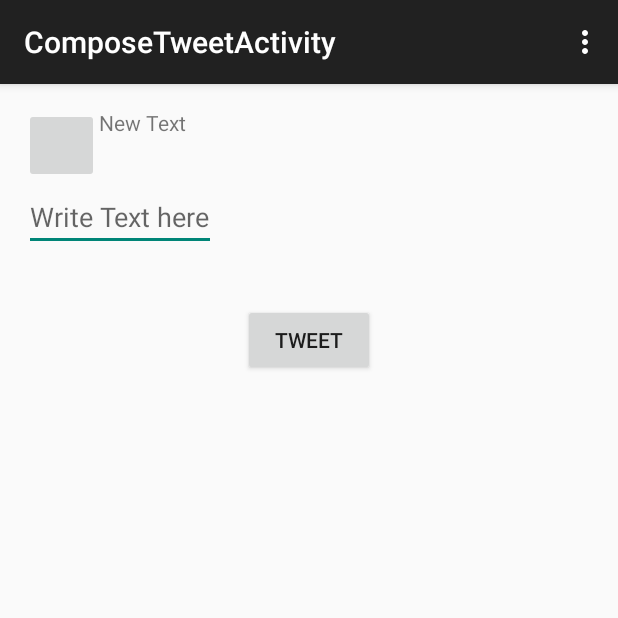
After one commit to pmaipady/TwitterPlusFragments, an Android app: the ComposeTweetActivity screen opened directly, with no data from a screen before it, on a phone screen of 412 x 824 dp, the top half of it. The commit adds this screen. Run offline under Robolectric (Android 15) with nearby library versions, the phone set to English and light mode, and no system bars; our stand-ins replace Picasso; pictures from the network do not load; 2 statements that could not run were skipped.

Commit message:
Version V1

```diff
--- a/app/src/main/AndroidManifest.xml
+++ b/app/src/main/AndroidManifest.xml
@@ -50,6 +50,10 @@
             android:name=".TimelineActivity"
             android:label="@string/title_activity_timeline" >
         </activity>
+        <activity
+            android:name=".ComposeTweetActivity"
+            android:label="@string/title_activity_compose_tweet" >
+        </activity>
     </application>
 
 </manifest>
--- /dev/null
+++ b/app/src/main/java/com/codepath/apps/mysimpletweets/ComposeTweetActivity.java
@@ -0,0 +1,70 @@
+package com.codepath.apps.mysimpletweets;
+
+import android.content.Intent;
+import android.support.v7.app.ActionBarActivity;
+import android.os.Bundle;
+import android.view.Menu;
+import android.view.MenuItem;
+import android.view.View;
+import android.widget.EditText;
+import android.widget.ImageView;
+import android.widget.TextView;
+
+import com.codepath.apps.mysimpletweets.R;
+import com.codepath.apps.mysimpletweets.models.User;
+import com.squareup.picasso.Picasso;
+
+public class ComposeTweetActivity extends ActionBarActivity {
+
+    public EditText etCompose;
+    private User user;
+    @Override
+    protected void onCreate(Bundle savedInstanceState) {
+        super.onCreate(savedInstanceState);
+        setContentView(R.layout.activity_compose_tweet);
+
+        Intent intent = getIntent();
+        user = (User) intent.getSerializableExtra(TimelineActivity.KEY_FOR_EXTRA_USER);
+
+        ImageView ivComposeProfile = (ImageView) findViewById(R.id.ivComposeProfile);
+        TextView tvComposeUser = (TextView) findViewById(R.id.tvComposeUser);
+
+        etCompose = (EditText) findViewById(R.id.etCompose);
+
+
+
+        Picasso.with(this).load(user.getProfileImageUrl()).into(ivComposeProfile);
+        tvComposeUser.setText(user.getScreenName());
+
+    }
+
+    public void onTweet(View v) {
+        Intent i = new Intent();
+       String str = etCompose.getText().toString();
+        i.putExtra("message", str);
+        setResult(0, i);
+        finish();
+    }
+
+    @Override
+    public boolean onCreateOptionsMenu(Menu menu) {
+        // Inflate the menu; this adds items to the action bar if it is present.
+        getMenuInflater().inflate(R.menu.menu_compose_tweet, menu);
+        return true;
+    }
+
+    @Override
+    public boolean onOptionsItemSelected(MenuItem item) {
+        // Handle action bar item clicks here. The action bar will
+        // automatically handle clicks on the Home/Up button, so long
+        // as you specify a parent activity in AndroidManifest.xml.
+        int id = item.getItemId();
+
+        //noinspection SimplifiableIfStatement
+        if (id == R.id.action_settings) {
+            return true;
+        }
+
+        return super.onOptionsItemSelected(item);
+    }
+}
--- a/app/src/main/java/com/codepath/apps/mysimpletweets/models/User.java
+++ b/app/src/main/java/com/codepath/apps/mysimpletweets/models/User.java
@@ -3,10 +3,12 @@ package com.codepath.apps.mysimpletweets.models;
 import org.json.JSONException;
 import org.json.JSONObject;
 
+import java.io.Serializable;
+
 /**
  * Created by Prit on 2/19/2015.
  */
-public class User {
+public class User implements Serializable {
     private String name;
     private long uid;
     private String screenName;
--- /dev/null
+++ b/app/src/main/res/layout/activity_compose_tweet.xml
@@ -0,0 +1,44 @@
+<RelativeLayout xmlns:android="http://schemas.android.com/apk/res/android"
+    xmlns:tools="http://schemas.android.com/tools" android:layout_width="match_parent"
+    android:layout_height="match_parent" android:paddingLeft="@dimen/activity_horizontal_margin"
+    android:paddingRight="@dimen/activity_horizontal_margin"
+    android:paddingTop="@dimen/activity_vertical_margin"
+    android:paddingBottom="@dimen/activity_vertical_margin"
+    tools:context="com.codepath.apps.mysimpletweets.ComposeTweetActivity">
+
+    <ImageButton
+        android:layout_width="50dp"
+        android:layout_height="50dp"
+        android:id="@+id/ivComposeProfile"
+        android:layout_alignParentTop="true"
+        android:layout_alignParentLeft="true"
+        android:layout_alignParentStart="true" />
+
+    <TextView
+        android:layout_width="wrap_content"
+        android:layout_height="wrap_content"
+        android:text="New Text"
+        android:id="@+id/tvComposeUser"
+        android:layout_alignParentTop="true"
+        android:layout_toRightOf="@+id/ivComposeProfile"
+        android:layout_toEndOf="@+id/ivComposeProfile" />
+
+    <EditText
+        android:layout_width="wrap_content"
+        android:layout_height="wrap_content"
+        android:id="@+id/etCompose"
+        android:hint="Write Text here"
+        android:layout_below="@+id/ivComposeProfile"
+        android:layout_alignParentLeft="true"
+        android:layout_alignParentStart="true" />
+
+    <Button
+        android:layout_width="wrap_content"
+        android:layout_height="wrap_content"
+        android:text="Tweet"
+        android:id="@+id/bnTweet"
+        android:layout_below="@+id/etCompose"
+        android:layout_centerHorizontal="true"
+        android:layout_marginTop="35dp"
+        android:onClick="onTweet" />
+</RelativeLayout>
--- /dev/null
+++ b/app/src/main/res/menu/menu_compose_tweet.xml
@@ -0,0 +1,7 @@
+<menu xmlns:android="http://schemas.android.com/apk/res/android"
+    xmlns:app="http://schemas.android.com/apk/res-auto"
+    xmlns:tools="http://schemas.android.com/tools"
+    tools:context="com.codepath.apps.mysimpletweets.ComposeTweetActivity">
+    <item android:id="@+id/action_settings" android:title="@string/action_settings"
+        android:orderInCategory="100" app:showAsAction="never" />
+</menu>
--- a/app/src/main/res/menu/menu_timeline.xml
+++ b/app/src/main/res/menu/menu_timeline.xml
@@ -2,6 +2,6 @@
     xmlns:app="http://schemas.android.com/apk/res-auto"
     xmlns:tools="http://schemas.android.com/tools"
     tools:context="com.codepath.apps.mysimpletweets.TimelineActivity">
-    <item android:id="@+id/action_settings" android:title="@string/action_settings"
-        android:orderInCategory="100" app:showAsAction="never" />
+    <item android:id="@+id/action_compose" android:title="@string/action_compose"
+         />
 </menu>
--- a/app/src/main/res/values/strings.xml
+++ b/app/src/main/res/values/strings.xml
@@ -6,5 +6,7 @@
     <string name="title_activity_timeline">TimelineActivity</string>
     <string name="hello_world">Hello world!</string>
     <string name="action_settings">Settings</string>
+    <string name="action_compose">Compose</string>
+    <string name="title_activity_compose_tweet">ComposeTweetActivity</string>
 
 </resources>
```
Also changed, not shown: app/src/main/java/com/codepath/apps/mysimpletweets/TimelineActivity.java (+53 -1 lines), app/src/main/java/com/codepath/apps/mysimpletweets/TwitterClient.java (+11 -0 lines).
